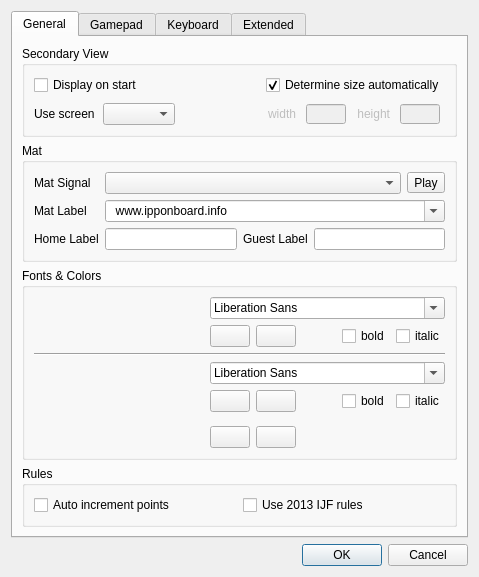
Old version of the form base/SettingsDlg.ui in the repository fmuecke/Ipponboard.
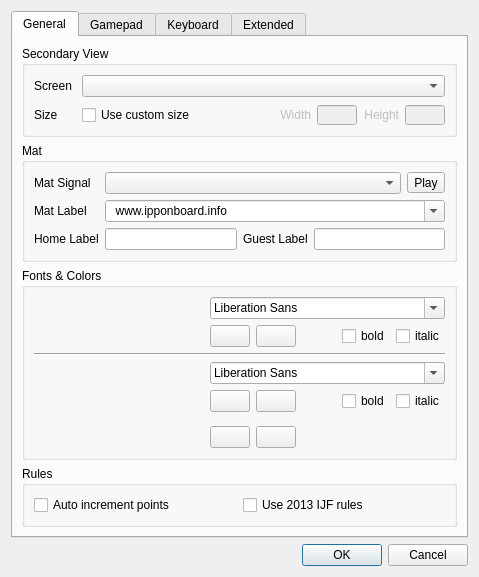
New version of the form. Icons and pictures are not drawn. Custom widgets are drawn as their Qt base class.

Commit message: changed behavior of autodetect option for second screen to use autodetect by default (usability, resolves #46)

What changed in the file:
```diff
--- a/base/SettingsDlg.ui
+++ b/base/SettingsDlg.ui
@@ -63,67 +63,37 @@
            <number>0</number>
           </property>
           <item>
-           <layout class="QGridLayout" name="gridLayout">
+           <layout class="QGridLayout" name="gridLayout" columnstretch="0,0">
+            <property name="bottomMargin">
+             <number>0</number>
+            </property>
+            <property name="horizontalSpacing">
+             <number>10</number>
+            </property>
             <property name="verticalSpacing">
              <number>8</number>
             </property>
-            <property name="bottomMargin">
-             <number>0</number>
-            </property>
-            <item row="0" column="0">
-             <widget class="QCheckBox" name="checkBox_open_secondary_view">
-              <property name="text">
-               <string>Display on start</string>
-              </property>
-             </widget>
-            </item>
             <item row="1" column="0">
-             <layout class="QHBoxLayout" name="horizontalLayout_8" stretch="0,0,0">
-              <property name="spacing">
-               <number>8</number>
+             <widget class="QLabel" name="label_2">
+              <property name="text">
+               <string>Size</string>
               </property>
-              <property name="topMargin">
-               <number>0</number>
+             </widget>
+            </item>
+            <item row="0" column="0">
+             <widget class="QLabel" name="label_screen">
+              <property name="text">
+               <string>Screen</string>
               </property>
-              <item>
-               <widget class="QLabel" name="label_screen">
-                <property name="text">
-                 <string>Use screen</string>
-                </property>
-               </widget>
-              </item>
-              <item>
-               <widget class="QComboBox" name="comboBox_screen"/>
-              </item>
-              <item>
-               <spacer name="horizontalSpacer_4">
-                <property name="orientation">
-                 <enum>Qt::Horizontal</enum>
-                </property>
-                <property name="sizeHint" stdset="0">
-                 <size>
-                  <width>40</width>
-                  <height>20</height>
-                 </size>
-                </property>
-               </spacer>
-              </item>
-             </layout>
+             </widget>
             </item>
             <item row="0" column="1">
-             <widget class="QCheckBox" name="checkBox_autosize_secondary_view">
-              <property name="text">
-               <string>Determine size automatically</string>
-              </property>
-              <property name="checked">
-               <bool>true</bool>
-              </property>
-             </widget>
+             <widget class="QComboBox" name="comboBox_screen"/>
             </item>
             <item row="1" column="1">
-             <layout class="QHBoxLayout" name="horizontalLayout_9" stretch="0,0,0,0">
+             <layout class="QHBoxLayout" name="horizontalLayout_9" stretch="1,0,0,0,0">
               <property name="spacing">
-               <number>8</number>
+               <number>6</number>
               </property>
               <property name="topMargin">
                <number>0</number>
@@ -131,6 +101,19 @@
               <property name="rightMargin">
                <number>0</number>
               </property>
+              <item>
+               <widget class="QCheckBox" name="checkBox_secondary_view_custom_size">
+                <property name="toolTip">
+                 <string notr="true"/>
+                </property>
+                <property name="text">
+                 <string>Use custom size</string>
+                </property>
+                <property name="checked">
+                 <bool>false</bool>
+                </property>
+               </widget>
+              </item>
               <item>
                <widget class="QLabel" name="label_screen_width">
                 <property name="enabled">
@@ -143,7 +126,7 @@
                  </sizepolicy>
                 </property>
                 <property name="text">
-                 <string>width</string>
+                 <string>Width</string>
                 </property>
                 <property name="alignment">
                  <set>Qt::AlignRight|Qt::AlignTrailing|Qt::AlignVCenter</set>
@@ -184,7 +167,7 @@
                  </sizepolicy>
                 </property>
                 <property name="text">
-                 <string>height</string>
+                 <string>Height</string>
                 </property>
                 <property name="alignment">
                  <set>Qt::AlignRight|Qt::AlignTrailing|Qt::AlignVCenter</set>
```
Left out of the diff: 3 changed lines with no effect on the pictures. The commit also changes 5 other files.
